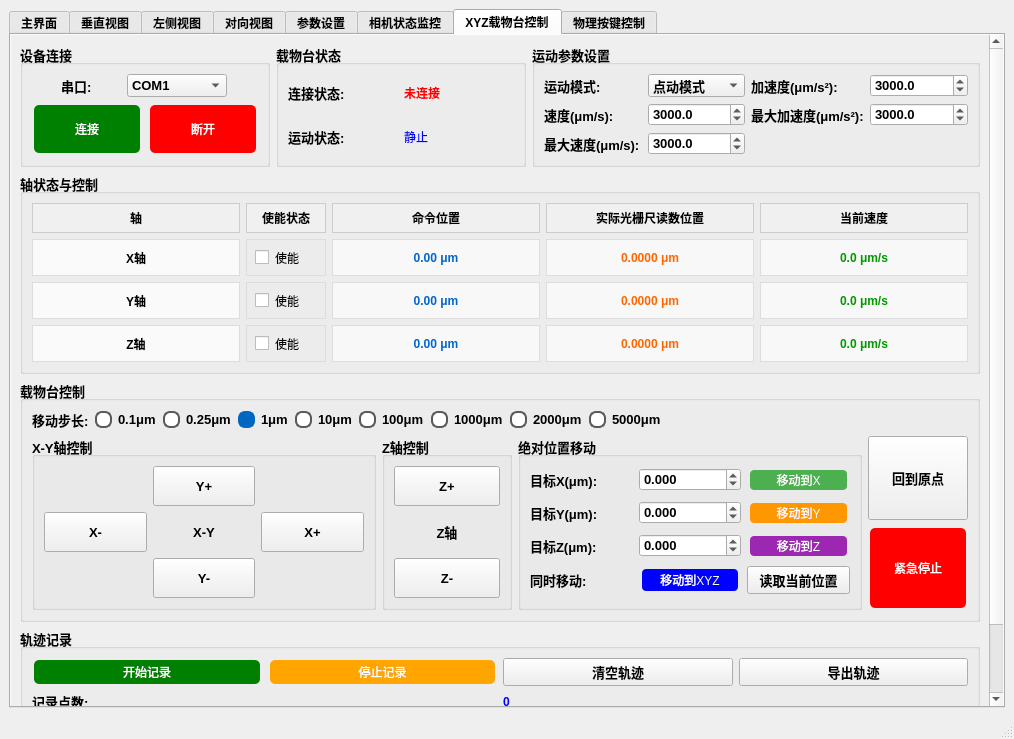
This is src/ui/MutiCamApp.ui in NicoleKJ9721/MutiCamApp as Qt 5 draws it before an edit. The edited form follows.
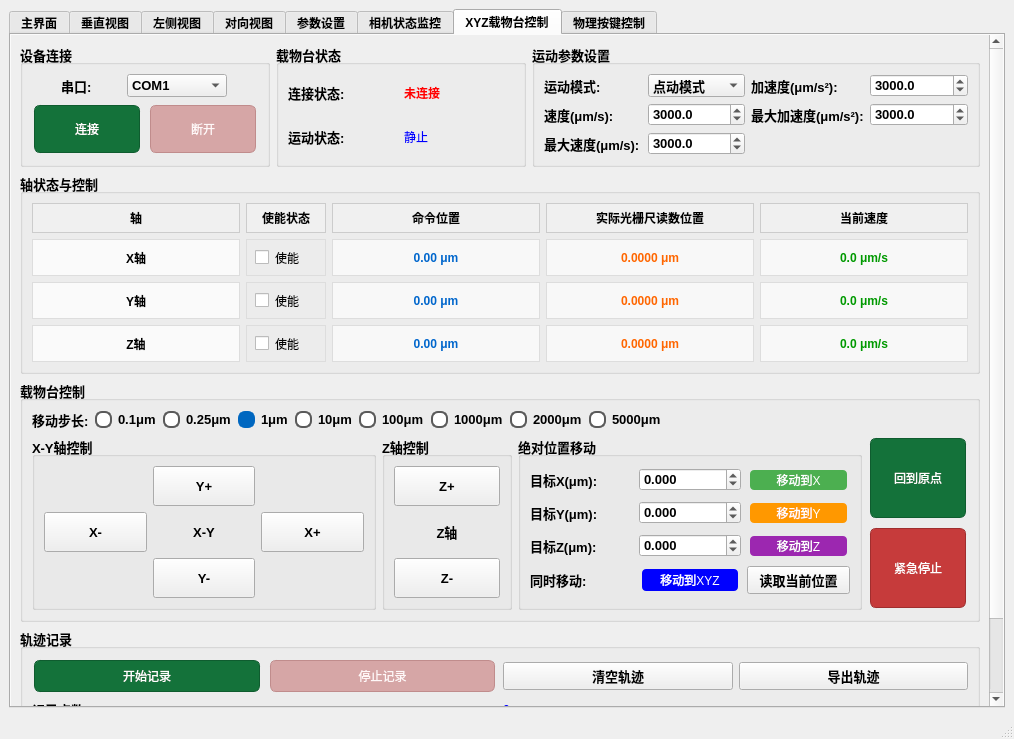
This is the edited form. The open tabs and pages were chosen to show the change.

Commit message:
🌈 style(button): 统一按钮样式并添加禁用状态
- 调整了按钮的默认、悬停和按下状态的背景色和边框。
- 统一了按钮的圆角为 6px 并增加了内边距。
- 新增了按钮的禁用状态样式。
- 优化了样式注释的描述。

```diff
--- a/src/ui/MutiCamApp.ui
+++ b/src/ui/MutiCamApp.ui
@@ -3692,16 +3692,24 @@
                      </property>
                      <property name="styleSheet">
                       <string notr="true">QPushButton {
-    background-color: green;
-    color: white;
-    border-radius: 5px;
+    background-color: #14723A;      /* 默认深绿 */
+    color: #FFFFFF;
+    border: 1px solid #0F5C2F;
+    border-radius: 6px;
     margin: 2px;
+    padding: 6px 12px;
 }
 QPushButton:hover {
     background-color: forestgreen; /* 比 green 稍深，但比 darkgreen 亮 */
 }
 QPushButton:pressed {
-    background-color: darkgreen; /* 保持最深，与 hover 区分开 */
+    background-color: #0B4724;      /* 按下最暗 */
+    border-color: #07321A;
+}
+QPushButton:disabled {
+    background-color: #93B39F;      /* 禁用淡灰绿 */
+    border-color: #7A9886;
+    color: #EEF3EF;
 }
 </string>
                      </property>
@@ -3723,16 +3731,24 @@
                      </property>
                      <property name="styleSheet">
                       <string notr="true">QPushButton {
-    background-color: red;
-    color: white;
-    border-radius: 5px;
+    background-color: #C63B3B;      /* 默认深红 */
+    color: #FFFFFF;
+    border: 1px solid #A02E2E;
+    border-radius: 6px;
     margin: 2px;
+    padding: 6px 12px;
 }
 QPushButton:hover {
     background-color: crimson; /* 悬停时略微变暗，比 red 深，比 darkred 浅 */
 }
 QPushButton:pressed {
-    background-color: darkred; /* 按下时变得更暗，与 crimson 明显区分 */
+    background-color: #7B2222;      /* 按下最暗 */
+    border-color: #571818;
+}
+QPushButton:disabled {
+    background-color: #D6A6A6;      /* 禁用淡灰红 */
+    border-color: #C08C8C;
+    color: #FFF8F8;
 }
 </string>
                      </property>
@@ -4821,6 +4837,30 @@
                        <height>0</height>
                       </size>
                      </property>
+                      <property name="styleSheet">
+                       <string notr="true">QPushButton {
+    background-color: #14723A;      /* 默认深绿 */
+    color: #FFFFFF;
+    border: 1px solid #0F5C2F;
+    border-radius: 6px;
+    margin: 2px;
+    padding: 6px 12px;
+}
+QPushButton:hover {
+    background-color: #0F5C2F;      /* 悬停更暗 */
+    border-color: #0B4724;
+}
+QPushButton:pressed {
+    background-color: #0B4724;      /* 按下最暗 */
+    border-color: #07321A;
+}
+QPushButton:disabled {
+    background-color: #93B39F;      /* 禁用淡灰绿 */
+    border-color: #7A9886;
+    color: #EEF3EF;
+}
+</string>
+                      </property>
                      <property name="text">
                       <string>回到原点</string>
                      </property>
@@ -4842,16 +4882,24 @@
                      </property>
                      <property name="styleSheet">
                       <string notr="true">QPushButton {
-    background-color: red;
-    color: white;
-    border-radius: 5px;
+    background-color: #C63B3B;      /* 默认深红 */
+    color: #FFFFFF;
+    border: 1px solid #A02E2E;
+    border-radius: 6px;
     margin: 2px;
+    padding: 6px 12px;
 }
 QPushButton:hover {
     background-color: crimson; /* 悬停时略微变暗，比 red 深，比 darkred 浅 */
 }
 QPushButton:pressed {
-    background-color: darkred; /* 按下时变得更暗，与 crimson 明显区分 */
+    background-color: #7B2222;      /* 按下最暗 */
+    border-color: #571818;
+}
+QPushButton:disabled {
+    background-color: #D6A6A6;      /* 禁用淡灰红 */
+    border-color: #C08C8C;
+    color: #FFF8F8;
 }
 </string>
                      </property>
@@ -4891,16 +4939,24 @@
                    </property>
                    <property name="styleSheet">
                     <string notr="true">QPushButton {
-    background-color: green;
-    color: white;
-    border-radius: 5px;
+    background-color: #14723A;      /* 默认深绿 */
+    color: #FFFFFF;
+    border: 1px solid #0F5C2F;
+    border-radius: 6px;
     margin: 2px;
+    padding: 6px 12px;
 }
 QPushButton:hover {
     background-color: forestgreen; /* 比 green 稍深，但比 darkgreen 亮 */
 }
 QPushButton:pressed {
-    background-color: darkgreen; /* 保持最深，与 hover 区分开 */
+    background-color: #0B4724;      /* 按下最暗 */
+    border-color: #07321A;
+}
+QPushButton:disabled {
+    background-color: #93B39F;      /* 禁用淡灰绿 */
+    border-color: #7A9886;
+    color: #EEF3EF;
 }
 </string>
                    </property>
@@ -4922,16 +4978,24 @@
                    </property>
                    <property name="styleSheet">
                     <string notr="true">QPushButton {
-    background-color: orange;
-    color: white;
-    border-radius: 5px;
+    background-color: #C63B3B;      /* 默认深红 */
+    color: #FFFFFF;
+    border: 1px solid #A02E2E;
+    border-radius: 6px;
     margin: 2px;
+    padding: 6px 12px;
 }
 QPushButton:hover {
     background-color: orangered; /* 悬停时略微变深，比 orange 深，比 darkorange 亮 */
 }
 QPushButton:pressed {
-    background-color: darkorange; /* 按下时变得更深，与 orangered 明显区分 */
+    background-color: #7B2222;      /* 按下最暗 */
+    border-color: #571818;
+}
+QPushButton:disabled {
+    background-color: #D6A6A6;      /* 禁用淡灰红 */
+    border-color: #C08C8C;
+    color: #FFF8F8;
 }
 </string>
                    </property>
```
Left out of the diff: 15 changed lines with no effect on the pictures. Lines whose indentation alone changed are shown as unchanged.
